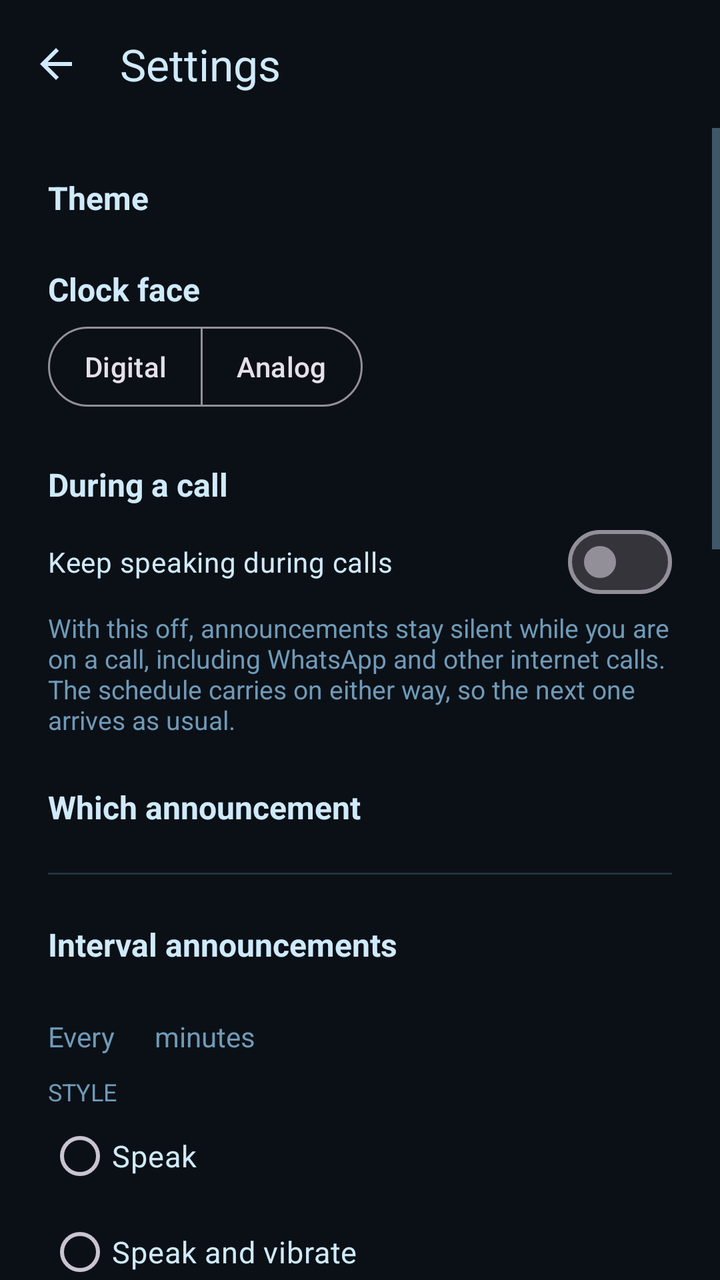
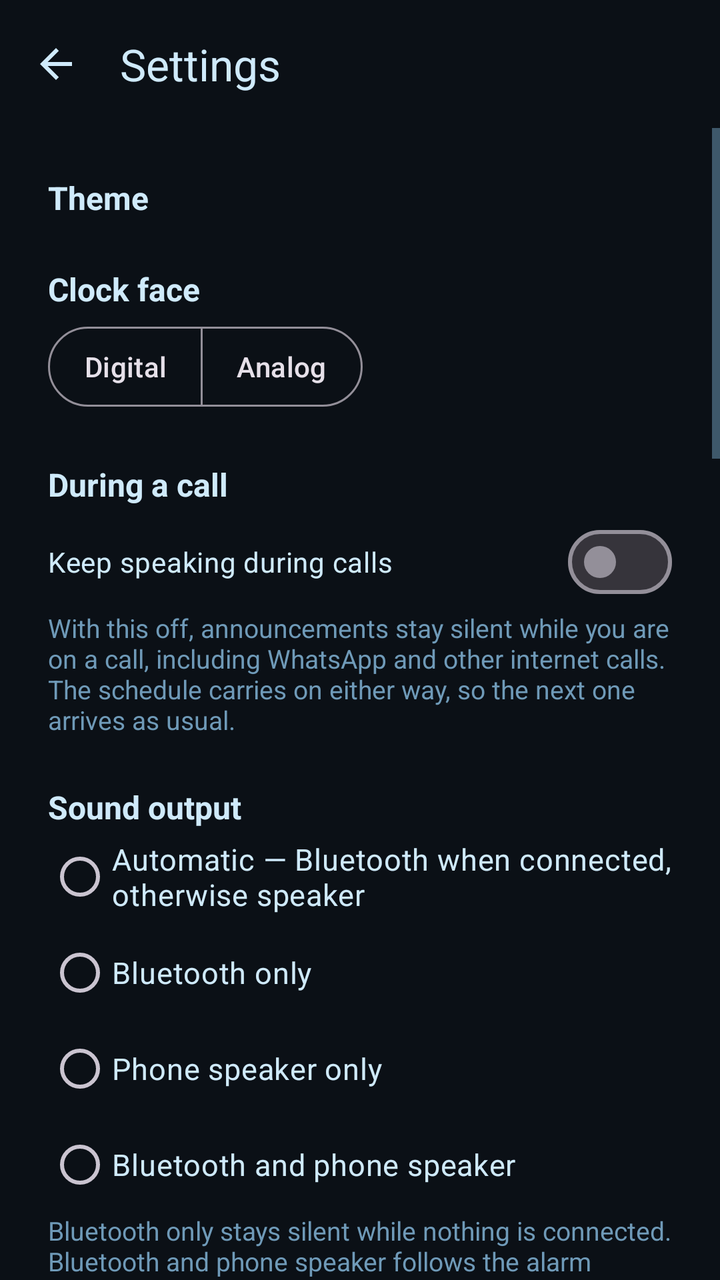

Compare the two renders of this Android layout. The source of the first and the diff that turns it into the second are given below.
<!-- AndroidManifest.xml: application theme Theme.TimeSpeaker.Midnight -->
<!-- res/layout/activity_settings.xml -->
<?xml version="1.0" encoding="utf-8"?>
<LinearLayout xmlns:android="http://schemas.android.com/apk/res/android"
    xmlns:app="http://schemas.android.com/apk/res-auto"
    android:layout_width="match_parent"
    android:layout_height="match_parent"
    android:background="?android:attr/colorBackground"
    android:orientation="vertical">

    <com.google.android.material.appbar.MaterialToolbar
        android:id="@+id/toolbar"
        android:layout_width="match_parent"
        android:layout_height="?attr/actionBarSize"
        android:background="?android:attr/colorBackground"
        app:navigationIcon="@drawable/ic_back"
        app:title="@string/settings"
        app:titleTextColor="?android:attr/textColorPrimary" />

    <ScrollView
        android:id="@+id/scrollRoot"
        android:layout_width="match_parent"
        android:layout_height="0dp"
        android:layout_weight="1"
        android:fillViewport="true">

    <LinearLayout
        android:layout_width="match_parent"
        android:layout_height="wrap_content"
        android:orientation="vertical"
        android:paddingHorizontal="24dp"
        android:paddingTop="16dp"
        android:paddingBottom="32dp">

        <TextView
            style="@style/SettingLabel"
            android:layout_width="match_parent"
            android:layout_height="wrap_content"
            android:layout_marginTop="8dp"
            android:text="@string/theme_heading" />

        <LinearLayout
            android:id="@+id/themeGroup"
            android:layout_width="match_parent"
            android:layout_height="wrap_content"
            android:descendantFocusability="blocksDescendants"
            android:orientation="vertical" />

        <TextView
            style="@style/SettingLabel"
            android:layout_width="match_parent"
            android:layout_height="wrap_content"
            android:text="@string/clock_heading" />

        <com.google.android.material.button.MaterialButtonToggleGroup
            android:id="@+id/clockStyleGroup"
            android:layout_width="wrap_content"
            android:layout_height="wrap_content"
            android:layout_marginTop="4dp"
            app:selectionRequired="true"
            app:singleSelection="true">

            <com.google.android.material.button.MaterialButton
                android:id="@+id/digitalButton"
                style="@style/Widget.Material3.Button.OutlinedButton"
                android:layout_width="wrap_content"
                android:layout_height="wrap_content"
                android:minWidth="0dp"
                android:paddingHorizontal="18dp"
                android:text="@string/clock_digital" />

            <com.google.android.material.button.MaterialButton
                android:id="@+id/analogButton"
                style="@style/Widget.Material3.Button.OutlinedButton"
                android:layout_width="wrap_content"
                android:layout_height="wrap_content"
                android:minWidth="0dp"
                android:paddingHorizontal="18dp"
                android:text="@string/clock_analog" />
        </com.google.android.material.button.MaterialButtonToggleGroup>

        <TextView
            style="@style/SettingLabel"
            android:layout_width="match_parent"
            android:layout_height="wrap_content"
            android:text="@string/calls_heading" />

        <com.google.android.material.materialswitch.MaterialSwitch
            android:id="@+id/callsSwitch"
            android:layout_width="match_parent"
            android:layout_height="wrap_content"
            android:layout_marginTop="4dp"
            android:text="@string/calls_switch"
            android:textColor="?android:attr/textColorPrimary" />

        <TextView
            android:layout_width="match_parent"
            android:layout_height="wrap_content"
            android:text="@string/calls_hint"
            android:textColor="?android:attr/textColorSecondary"
            android:textSize="13sp" />

        
        <TextView
            style="@style/SettingLabel"
            android:layout_width="match_parent"
            android:layout_height="wrap_content"
            android:text="@string/editing_profile" />

        <LinearLayout
            android:id="@+id/profileGroup"
            android:layout_width="match_parent"
            android:layout_height="wrap_content"
            android:layout_marginTop="2dp"
            android:orientation="vertical" />

        <View
            android:layout_width="match_parent"
            android:layout_height="1dp"
            android:layout_marginTop="20dp"
            android:background="?android:attr/textColorSecondary"
            android:alpha="0.25" />

        

        <LinearLayout
            android:id="@+id/intervalSection"
            android:layout_width="match_parent"
            android:layout_height="wrap_content"
            android:orientation="vertical">

            <TextView
                style="@style/SettingLabel"
                android:layout_width="match_parent"
                android:layout_height="wrap_content"
                android:text="@string/interval_heading" />


            <TextView
                android:id="@+id/intervalHint"
                android:layout_width="match_parent"
                android:layout_height="wrap_content"
                android:textColor="?android:attr/textColorSecondary"
                android:textSize="13sp" />

            <LinearLayout
                android:id="@+id/intervalBody"
                android:layout_width="match_parent"
                android:layout_height="wrap_content"
                android:orientation="vertical">

                <HorizontalScrollView
                    android:layout_width="match_parent"
                    android:layout_height="wrap_content"
                    android:layout_marginTop="8dp"
                    android:scrollbars="none">

                    <LinearLayout
                        android:layout_width="wrap_content"
                        android:layout_height="wrap_content"
                        android:gravity="center_vertical"
                        android:orientation="horizontal">

                        <TextView
                            android:layout_width="wrap_content"
                            android:layout_height="wrap_content"
                            android:layout_marginEnd="10dp"
                            android:text="@string/interval_every"
                            android:textColor="?android:attr/textColorSecondary"
                            android:textSize="14sp" />

                        <com.google.android.material.button.MaterialButtonToggleGroup
                            android:id="@+id/intervalGroup"
                            android:layout_width="wrap_content"
                            android:layout_height="wrap_content"
                            app:selectionRequired="true"
                            app:singleSelection="true" />

                        <TextView
                            android:layout_width="wrap_content"
                            android:layout_height="wrap_content"
                            android:layout_marginStart="10dp"
                            android:text="@string/interval_minutes"
                            android:textColor="?android:attr/textColorSecondary"
                            android:textSize="14sp" />
                    </LinearLayout>
                </HorizontalScrollView>

                <include
                    android:id="@+id/intervalStyle"
                    layout="@layout/section_style" />
            </LinearLayout>
        </LinearLayout>

        <LinearLayout
            android:id="@+id/countdownSection"
            android:layout_width="match_parent"
            android:layout_height="wrap_content"
            android:orientation="vertical"
            android:visibility="gone">

            <TextView
                style="@style/SettingLabel"
                android:layout_width="match_parent"
                android:layout_height="wrap_content"
                android:text="@string/countdown_heading" />


            <TextView
                android:id="@+id/countdownExplainer"
                android:layout_width="match_parent"
                android:layout_height="wrap_content"
                android:text="@string/countdown_explainer"
                android:textColor="?android:attr/textColorSecondary"
                android:textSize="13sp" />

            <LinearLayout
                android:id="@+id/countdownBody"
                android:layout_width="match_parent"
                android:layout_height="wrap_content"
                android:orientation="vertical">


                <TextView
                    android:layout_width="wrap_content"
                    android:layout_height="wrap_content"
                    android:layout_marginTop="10dp"
                    android:text="@string/countdown_range_heading"
                    android:textAllCaps="true"
                    android:textColor="?android:attr/textColorSecondary"
                    android:textSize="12sp" />

                <HorizontalScrollView
                    android:layout_width="match_parent"
                    android:layout_height="wrap_content"
                    android:layout_marginTop="2dp"
                    android:scrollbars="none">

                    <com.google.android.material.button.MaterialButtonToggleGroup
                        android:id="@+id/countdownRangeGroup"
                        android:layout_width="wrap_content"
                        android:layout_height="wrap_content"
                        app:selectionRequired="true"
                        app:singleSelection="true" />
                </HorizontalScrollView>

                <TextView
                    android:id="@+id/countdownRangeHint"
                    android:layout_width="match_parent"
                    android:layout_height="wrap_content"
                    android:textColor="?android:attr/textColorSecondary"
                    android:textSize="13sp" />

                <include
                    android:id="@+id/countdownStyle"
                    layout="@layout/section_style" />
            </LinearLayout>
        </LinearLayout>

        <LinearLayout
            android:id="@+id/majorSection"
            android:layout_width="match_parent"
            android:layout_height="wrap_content"
            android:orientation="vertical"
            android:visibility="gone">

            <TextView
                style="@style/SettingLabel"
                android:layout_width="match_parent"
                android:layout_height="wrap_content"
                android:text="@string/major_heading" />


            <TextView
                android:id="@+id/majorHint"
                android:layout_width="match_parent"
                android:layout_height="wrap_content"
                android:textColor="?android:attr/textColorSecondary"
                android:textSize="13sp" />

            <LinearLayout
                android:id="@+id/majorBody"
                android:layout_width="match_parent"
                android:layout_height="wrap_content"
                android:orientation="vertical">

                <HorizontalScrollView
                    android:layout_width="match_parent"
                    android:layout_height="wrap_content"
                    android:layout_marginTop="8dp"
                    android:scrollbars="none">

                    <LinearLayout
                        android:layout_width="wrap_content"
                        android:layout_height="wrap_content"
                        android:gravity="center_vertical"
                        android:orientation="horizontal">

                        <TextView
                            android:layout_width="wrap_content"
                            android:layout_height="wrap_content"
                            android:layout_marginEnd="10dp"
                            android:text="@string/interval_every"
                            android:textColor="?android:attr/textColorSecondary"
                            android:textSize="14sp" />

                        <com.google.android.material.button.MaterialButtonToggleGroup
                            android:id="@+id/majorIntervalGroup"
                            android:layout_width="wrap_content"
                            android:layout_height="wrap_content"
                            app:selectionRequired="true"
                            app:singleSelection="true" />

                        <TextView
                            android:layout_width="wrap_content"
                            android:layout_height="wrap_content"
                            android:layout_marginStart="10dp"
                            android:text="@string/interval_minutes"
                            android:textColor="?android:attr/textColorSecondary"
                            android:textSize="14sp" />
                    </LinearLayout>
                </HorizontalScrollView>

                <include
                    android:id="@+id/majorStyle"
                    layout="@layout/section_style" />
            </LinearLayout>
        </LinearLayout>

        

        <LinearLayout
            android:id="@+id/voiceBlock"
            android:layout_width="match_parent"
            android:layout_height="wrap_content"
            android:orientation="vertical">

        <TextView
            android:id="@+id/volumeLabel"
            style="@style/SettingLabel"
            android:layout_width="match_parent"
            android:layout_height="wrap_content" />

        <com.google.android.material.slider.Slider
            android:id="@+id/volumeSlider"
            android:layout_width="match_parent"
            android:layout_height="wrap_content"
            android:stepSize="10"
            android:valueFrom="0"
            android:valueTo="400"
            app:labelBehavior="gone" />

        <TextView
            android:id="@+id/boostNote"
            android:layout_width="match_parent"
            android:layout_height="wrap_content"
            android:text="@string/boost_note"
            android:textColor="?android:attr/textColorSecondary"
            android:textSize="13sp"
            android:visibility="gone" />

        <TextView
            android:id="@+id/boostWarning"
            android:layout_width="match_parent"
            android:layout_height="wrap_content"
            android:layout_marginTop="4dp"
            android:text="@string/boost_note_high"
            android:textColor="?attr/colorPrimary"
            android:textSize="13sp"
            android:visibility="gone" />

        <TextView
            android:id="@+id/pitchLabel"
            style="@style/SettingLabel"
            android:layout_width="match_parent"
            android:layout_height="wrap_content" />

        <com.google.android.material.slider.Slider
            android:id="@+id/pitchSlider"
            android:layout_width="match_parent"
            android:layout_height="wrap_content"
            android:stepSize="5"
            android:valueFrom="50"
            android:valueTo="200"
            app:labelBehavior="gone" />

        <TextView
            android:layout_width="match_parent"
            android:layout_height="wrap_content"
            android:text="@string/pitch_hint"
            android:textColor="?android:attr/textColorSecondary"
            android:textSize="13sp" />

        <TextView
            android:id="@+id/rateLabel"
            style="@style/SettingLabel"
            android:layout_width="match_parent"
            android:layout_height="wrap_content" />

        <com.google.android.material.slider.Slider
            android:id="@+id/rateSlider"
            android:layout_width="match_parent"
            android:layout_height="wrap_content"
            android:stepSize="5"
            android:valueFrom="50"
            android:valueTo="200"
            app:labelBehavior="gone" />

        <TextView
            style="@style/SettingLabel"
            android:layout_width="match_parent"
            android:layout_height="wrap_content"
            android:text="@string/voice_heading" />

        <TextView
            android:id="@+id/voiceStatusText"
            android:layout_width="match_parent"
            android:layout_height="wrap_content"
            android:text="@string/voice_loading"
            android:textColor="?android:attr/textColorSecondary"
            android:textSize="14sp" />

        <TextView
            android:layout_width="match_parent"
            android:layout_height="wrap_content"
            android:layout_marginBottom="4dp"
            android:text="@string/voice_hint"
            android:textColor="?android:attr/textColorSecondary"
            android:textSize="13sp" />

        <LinearLayout
            android:layout_width="match_parent"
            android:layout_height="wrap_content"
            android:layout_marginTop="12dp"
            android:gravity="center_vertical"
            android:orientation="horizontal">

            <TextView
                android:layout_width="wrap_content"
                android:layout_height="wrap_content"
                android:layout_marginEnd="12dp"
                android:text="@string/sort_heading"
                android:textAllCaps="true"
                android:textColor="?android:attr/textColorSecondary"
                android:textSize="12sp" />

            <com.google.android.material.button.MaterialButtonToggleGroup
                android:id="@+id/sortGroup"
                android:layout_width="wrap_content"
                android:layout_height="wrap_content"
                app:selectionRequired="true"
                app:singleSelection="true">

                <com.google.android.material.button.MaterialButton
                    android:id="@+id/sortAccentButton"
                    style="@style/Widget.Material3.Button.OutlinedButton"
                    android:layout_width="wrap_content"
                    android:layout_height="wrap_content"
                    android:insetTop="0dp"
                    android:insetBottom="0dp"
                    android:minWidth="0dp"
                    android:paddingHorizontal="14dp"
                    android:text="@string/sort_default" />

                <com.google.android.material.button.MaterialButton
                    android:id="@+id/sortLabelButton"
                    style="@style/Widget.Material3.Button.OutlinedButton"
                    android:layout_width="wrap_content"
                    android:layout_height="wrap_content"
                    android:insetTop="0dp"
                    android:insetBottom="0dp"
                    android:minWidth="0dp"
                    android:paddingHorizontal="14dp"
                    android:text="@string/sort_by_label" />
            </com.google.android.material.button.MaterialButtonToggleGroup>
        </LinearLayout>

        <LinearLayout
            android:layout_width="match_parent"
            android:layout_height="wrap_content"
            android:layout_marginTop="16dp"
            android:orientation="horizontal">

            <TextView
                android:layout_width="0dp"
                android:layout_height="wrap_content"
                android:layout_weight="1"
                android:text="@string/voice_column"
                android:textColor="?android:attr/textColorSecondary"
                android:textSize="12sp"
                android:textAllCaps="true" />

            <TextView
                android:layout_width="wrap_content"
                android:layout_height="wrap_content"
                android:text="@string/voice_column_label"
                android:textColor="?android:attr/textColorSecondary"
                android:textSize="12sp"
                android:textAllCaps="true" />
        </LinearLayout>

        
        <LinearLayout
            android:id="@+id/voiceGroup"
            android:layout_width="match_parent"
            android:layout_height="wrap_content"
            android:descendantFocusability="blocksDescendants"
            android:orientation="vertical" />

        <com.google.android.material.button.MaterialButton
            android:id="@+id/previewButton"
            android:layout_width="match_parent"
            android:layout_height="wrap_content"
            android:layout_marginTop="24dp"
            android:text="@string/preview"
            app:cornerRadius="14dp" />

        <com.google.android.material.button.MaterialButton
            android:id="@+id/resetButton"
            style="@style/Widget.Material3.Button.TextButton"
            android:layout_width="match_parent"
            android:layout_height="wrap_content"
            android:text="@string/reset_defaults" />
        </LinearLayout>
    </LinearLayout>
    </ScrollView>
</LinearLayout>
<!-- res/layout/section_style.xml (included above) -->
<?xml version="1.0" encoding="utf-8"?>
<LinearLayout xmlns:android="http://schemas.android.com/apk/res/android"
    xmlns:app="http://schemas.android.com/apk/res-auto"
    android:layout_width="match_parent"
    android:layout_height="wrap_content"
    android:orientation="vertical">

    <TextView
        android:layout_width="wrap_content"
        android:layout_height="wrap_content"
        android:layout_marginTop="10dp"
        android:text="@string/feedback_heading"
        android:textAllCaps="true"
        android:textColor="?android:attr/textColorSecondary"
        android:textSize="12sp" />

    <RadioGroup
        android:id="@+id/styleGroup"
        android:layout_width="match_parent"
        android:layout_height="wrap_content"
        android:orientation="vertical">

        <RadioButton
            android:id="@+id/styleSpeak"
            android:layout_width="match_parent"
            android:layout_height="wrap_content"
            android:text="@string/feedback_speak"
            android:textColor="?android:attr/textColorPrimary"
            android:textSize="15sp" />

        <RadioButton
            android:id="@+id/styleBoth"
            android:layout_width="match_parent"
            android:layout_height="wrap_content"
            android:text="@string/feedback_both"
            android:textColor="?android:attr/textColorPrimary"
            android:textSize="15sp" />

        <RadioButton
            android:id="@+id/styleVibrate"
            android:layout_width="match_parent"
            android:layout_height="wrap_content"
            android:text="@string/feedback_vibrate"
            android:textColor="?android:attr/textColorPrimary"
            android:textSize="15sp" />
    </RadioGroup>

    <TextView
        android:id="@+id/speakRepeatsLabel"
        android:layout_width="match_parent"
        android:layout_height="wrap_content"
        android:layout_marginTop="6dp"
        android:textColor="?android:attr/textColorPrimary"
        android:textSize="15sp"
        />

    <com.google.android.material.slider.Slider
        android:id="@+id/speakRepeatsSlider"
        android:layout_width="match_parent"
        android:layout_height="wrap_content"
        android:stepSize="1"
        android:valueFrom="1"
        android:valueTo="10"
        app:labelBehavior="gone" />

    <TextView
        android:id="@+id/vibrationLabel"
        android:layout_width="match_parent"
        android:layout_height="wrap_content"
        android:layout_marginTop="6dp"
        android:textColor="?android:attr/textColorPrimary"
        android:textSize="15sp"
        />

    <com.google.android.material.slider.Slider
        android:id="@+id/vibrationSlider"
        android:layout_width="match_parent"
        android:layout_height="wrap_content"
        android:stepSize="500"
        android:valueFrom="500"
        android:valueTo="10000"
        app:labelBehavior="gone" />

    <TextView
        android:id="@+id/vibrationRepeatsLabel"
        android:layout_width="match_parent"
        android:layout_height="wrap_content"
        android:textColor="?android:attr/textColorPrimary"
        android:textSize="15sp"
        />

    <com.google.android.material.slider.Slider
        android:id="@+id/vibrationRepeatsSlider"
        android:layout_width="match_parent"
        android:layout_height="wrap_content"
        android:stepSize="1"
        android:valueFrom="1"
        android:valueTo="20"
        app:labelBehavior="gone" />

    <com.google.android.material.button.MaterialButton
        android:id="@+id/vibrationTestButton"
        style="@style/Widget.Material3.Button.OutlinedButton"
        android:layout_width="wrap_content"
        android:layout_height="wrap_content"
        android:text="@string/vibration_test"
        app:cornerRadius="14dp" />
</LinearLayout>
<!-- resources referenced by this layout -->
<resources>
  <string name="boost_note">Above 100% the announcement is amplified past the device\'s media volume. Music and other apps are unaffected.</string>
  <string name="boost_note_high">Very high boost trades quality for loudness — the voice may sound harsh or distorted.</string>
  <string name="calls_heading">During a call</string>
  <string name="calls_hint">With this off, announcements stay silent while you are on a call, including WhatsApp and other internet calls. The schedule carries on either way, so the next one arrives as usual.</string>
  <string name="calls_switch">Keep speaking during calls</string>
  <string name="clock_analog">Analog</string>
  <string name="clock_digital">Digital</string>
  <string name="clock_heading">Clock face</string>
  <string name="countdown_explainer">Between announcements, give the minutes left — at 7:51 with a five-minute interval it says “four”, buzzes, or both, as the style below chooses.</string>
  <string name="countdown_heading">Countdown</string>
  <string name="countdown_range_heading">Count down every … minutes</string>
  <string name="editing_profile">Which announcement</string>
  <string name="feedback_both">Speak and vibrate</string>
  <string name="feedback_heading">Style</string>
  <string name="feedback_speak">Speak</string>
  <string name="feedback_vibrate">Vibrate only (silent)</string>
  <string name="interval_every">Every</string>
  <string name="interval_heading">Interval announcements</string>
  <string name="interval_minutes">minutes</string>
  <string name="major_heading">Major announcement</string>
  <string name="pitch_hint">Lower sounds deeper, higher sounds lighter.</string>
  <string name="preview">Preview</string>
  <string name="reset_defaults">Reset to defaults</string>
  <string name="settings">Settings</string>
  <string name="sort_by_label">By label</string>
  <string name="sort_default">By accent</string>
  <string name="sort_heading">Sort</string>
  <string name="theme_heading">Theme</string>
  <string name="vibration_test">Test vibration</string>
  <string name="voice_column">Voices</string>
  <string name="voice_column_label">Label</string>
  <string name="voice_heading">Voice</string>
  <string name="voice_hint">Tap a voice to hear it, then use M or F to note down what you heard. These are your own labels — Android does not tell apps a voice\'s gender, and labelling does not change how a voice sounds.</string>
  <string name="voice_loading">Loading voices…</string>
  <style name="SettingLabel" parent="">
          <item name="android:layout_marginTop">24dp</item>
          <item name="android:textColor">?android:attr/textColorPrimary</item>
          <item name="android:textSize">16sp</item>
          <item name="android:textStyle">bold</item>
      </style>
  <color name="midnight_accent">#5AC8FA</color>
  <color name="midnight_bg">#0B1016</color>
  <color name="midnight_text">#CFEAFB</color>
  <color name="midnight_text_dim">#6F9AB8</color>
  <color name="on_accent_dark">#0B0E12</color>
  <!-- unchanged entries left out for length: 3 -->
</resources>

<!-- the commit's change to res/layout/activity_settings.xml (unified diff, before → after) -->
@@ -95,6 +95,58 @@
             android:layout_width="match_parent"
             android:layout_height="wrap_content"
             android:text="@string/calls_hint"
+            android:textColor="?android:attr/textColorSecondary"
+            android:textSize="13sp" />
+
+        <TextView
+            style="@style/SettingLabel"
+            android:layout_width="match_parent"
+            android:layout_height="wrap_content"
+            android:text="@string/output_heading" />
+
+        <RadioGroup
+            android:id="@+id/outputGroup"
+            android:layout_width="match_parent"
+            android:layout_height="wrap_content"
+            android:orientation="vertical">
+
+            <RadioButton
+                android:id="@+id/outputAuto"
+                android:layout_width="match_parent"
+                android:layout_height="wrap_content"
+                android:text="@string/output_auto"
+                android:textColor="?android:attr/textColorPrimary"
+                android:textSize="15sp" />
+
+            <RadioButton
+                android:id="@+id/outputBluetooth"
+                android:layout_width="match_parent"
+                android:layout_height="wrap_content"
+                android:text="@string/output_bluetooth"
+                android:textColor="?android:attr/textColorPrimary"
+                android:textSize="15sp" />
+
+            <RadioButton
+                android:id="@+id/outputSpeaker"
+                android:layout_width="match_parent"
+                android:layout_height="wrap_content"
+                android:text="@string/output_speaker"
+                android:textColor="?android:attr/textColorPrimary"
+                android:textSize="15sp" />
+
+            <RadioButton
+                android:id="@+id/outputBoth"
+                android:layout_width="match_parent"
+                android:layout_height="wrap_content"
+                android:text="@string/output_both"
+                android:textColor="?android:attr/textColorPrimary"
+                android:textSize="15sp" />
+        </RadioGroup>
+
+        <TextView
+            android:layout_width="match_parent"
+            android:layout_height="wrap_content"
+            android:text="@string/output_hint"
             android:textColor="?android:attr/textColorSecondary"
             android:textSize="13sp" />
 
@@ -366,6 +418,31 @@
             android:textColor="?attr/colorPrimary"
             android:textSize="13sp"
             android:visibility="gone" />
+
+        <com.google.android.material.materialswitch.MaterialSwitch
+            android:id="@+id/btVolumeSwitch"
+            android:layout_width="match_parent"
+            android:layout_height="wrap_content"
+            android:layout_marginTop="12dp"
+            android:text="@string/bt_volume_switch"
+            android:textColor="?android:attr/textColorPrimary" />
+
+        <TextView
+            android:id="@+id/btVolumeLabel"
+            android:layout_width="match_parent"
+            android:layout_height="wrap_content"
+            android:layout_marginTop="4dp"
+            android:textColor="?android:attr/textColorPrimary"
+            android:textSize="15sp" />
+
+        <com.google.android.material.slider.Slider
+            android:id="@+id/btVolumeSlider"
+            android:layout_width="match_parent"
+            android:layout_height="wrap_content"
+            android:stepSize="10"
+            android:valueFrom="0"
+            android:valueTo="400"
+            app:labelBehavior="gone" />
 
         <TextView
             android:id="@+id/pitchLabel"
<!-- resource entries referenced after the edit -->
@@ -2,6 +2,7 @@
 <resources>
   <string name="boost_note">Above 100% the announcement is amplified past the device\'s media volume. Music and other apps are unaffected.</string>
   <string name="boost_note_high">Very high boost trades quality for loudness — the voice may sound harsh or distorted.</string>
+  <string name="bt_volume_switch">Separate volume for Bluetooth</string>
   <string name="calls_heading">During a call</string>
   <string name="calls_hint">With this off, announcements stay silent while you are on a call, including WhatsApp and other internet calls. The schedule carries on either way, so the next one arrives as usual.</string>
   <string name="calls_switch">Keep speaking during calls</string>
@@ -20,6 +21,12 @@
   <string name="interval_heading">Interval announcements</string>
   <string name="interval_minutes">minutes</string>
   <string name="major_heading">Major announcement</string>
+  <string name="output_auto">Automatic — Bluetooth when connected, otherwise speaker</string>
+  <string name="output_bluetooth">Bluetooth only</string>
+  <string name="output_both">Bluetooth and phone speaker</string>
+  <string name="output_heading">Sound output</string>
+  <string name="output_hint">Bluetooth only stays silent while nothing is connected. Bluetooth and phone speaker follows the alarm volume, unless Bluetooth has a separate volume below.</string>
+  <string name="output_speaker">Phone speaker only</string>
   <string name="pitch_hint">Lower sounds deeper, higher sounds lighter.</string>
   <string name="preview">Preview</string>
   <string name="reset_defaults">Reset to defaults</string>
